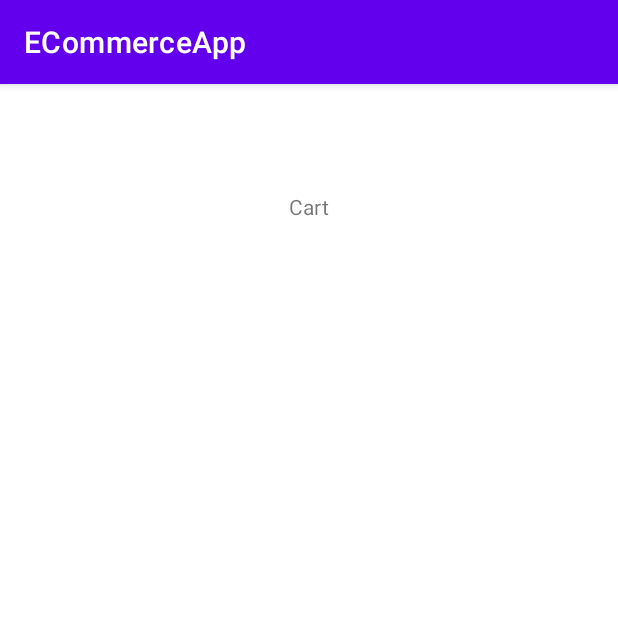
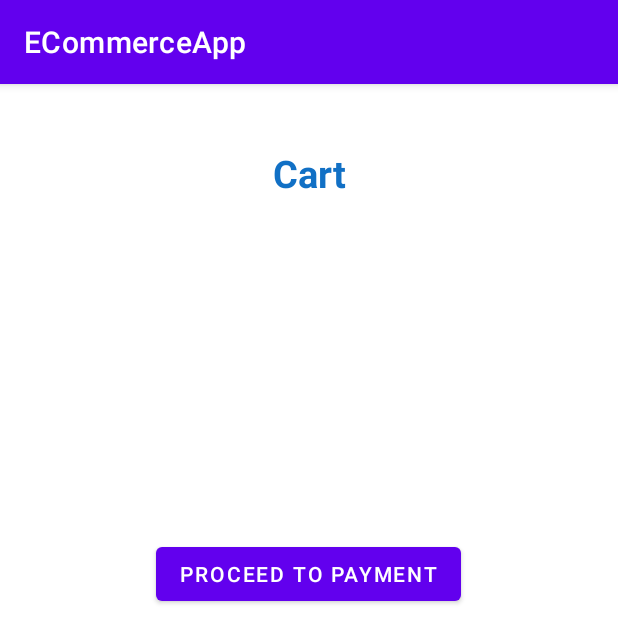
Before and after one commit to pradeepprabakaran1998/ECommerceApp, an Android app: the CartActivity screen opened directly, with no data from a screen before it, on a phone screen of 412 x 824 dp. Shown: the top 643 px of the screen. Run offline under Robolectric (Android 15) with nearby library versions, the phone set to English and light mode, and no system bars; our stand-ins replace Firebase (no records; nobody signed in at launch, a user with empty details on screens opened directly).

Commit message:
Cart items display and additional Changes

```diff
--- a/app/src/main/java/com/example/ecommerceapp/CartActivity.kt
+++ b/app/src/main/java/com/example/ecommerceapp/CartActivity.kt
@@ -2,10 +2,55 @@ package com.example.ecommerceapp
 
 import androidx.appcompat.app.AppCompatActivity
 import android.os.Bundle
+import android.util.Log
+import android.view.LayoutInflater
+import android.view.View
+import android.view.ViewGroup
+import android.widget.ArrayAdapter
+import android.widget.Button
+import android.widget.ListView
+import android.widget.TextView
+import android.widget.Toast
+import com.google.firebase.firestore.CollectionReference
+import com.google.firebase.firestore.FirebaseFirestore
+import dto.Product
 
 class CartActivity : AppCompatActivity() {
+    lateinit var listView: ListView
+    lateinit var adapter: ArrayAdapter<Product>
+    lateinit var products: CollectionReference
+
     override fun onCreate(savedInstanceState: Bundle?) {
         super.onCreate(savedInstanceState)
         setContentView(R.layout.activity_cart)
-    }
+        products = FirebaseFirestore.getInstance().collection("products")
+        val paymentBtn = findViewById<Button>(R.id.payBtn)
+        adapter = object : ArrayAdapter<Product>(applicationContext, R.layout.cart_view_item) {
+            override fun getView(position: Int, convertView: View?, parent: ViewGroup): View {
+                val view = convertView ?: LayoutInflater.from(parent.context)  //Creating the view object
+                    .inflate(R.layout.cart_view_item, parent, false)
+                val itemName = view.findViewById<TextView>(R.id.cartItem)
+                val product = getItem(position)
+                itemName.text = product?.name
+                return view
+            }
+        }
+       listView = findViewById(R.id.cartView)
+       listView.adapter = adapter
+
+        products.get().addOnSuccessListener { documents ->
+            for (document in documents) {
+                val priceString = document.getString("price")
+                val price = priceString?.toDouble() ?: 0.0
+                val product = Product(document.getString("name"), price)
+                adapter.add(product)
+            }
+        }.addOnFailureListener { exception ->
+            Toast.makeText(this,"Error Fetching Products", Toast.LENGTH_SHORT).show()
+        }
+        paymentBtn.setOnClickListener { ele ->
+            Toast.makeText(this,"This app is still a work in progress and this feature is not available yet", Toast.LENGTH_SHORT).show()
+        }
+        }
+
 }
--- a/app/src/main/java/com/example/ecommerceapp/Login.kt
+++ b/app/src/main/java/com/example/ecommerceapp/Login.kt
@@ -35,6 +35,7 @@ class Login : AppCompatActivity() {
                     if (task.isSuccessful) {
                         val intent = Intent(this, MainActivity::class.java)
                         startActivity(intent)
+                        finish()
                     } else {
                         Toast.makeText(this,"Authentication Failed", Toast.LENGTH_SHORT).show()
                     }
--- a/app/src/main/java/com/example/ecommerceapp/MainActivity.kt
+++ b/app/src/main/java/com/example/ecommerceapp/MainActivity.kt
@@ -48,7 +48,7 @@ class MainActivity : AppCompatActivity() {
                         val product = products[position]
                         itemName.text = product.name
                         itemPrice.text = product.price.toString()
-                        GlideApp.with(applicationContext).load(product.imgPath).override(500, 500).into(imgView)
+                        GlideApp.with(applicationContext).load(product.imgPath).override(500, 500).optionalFitCenter().into(imgView)
                         return view
                     }
                 }
@@ -78,6 +78,10 @@ class MainActivity : AppCompatActivity() {
 
     }
 
+    override fun onBackPressed() {
+        finish()
+    }
+
     override fun onCreateOptionsMenu(menu: Menu?): Boolean {
         menuInflater.inflate(R.menu.nav_menu,menu)
         return true
--- a/app/src/main/java/com/example/ecommerceapp/Register.kt
+++ b/app/src/main/java/com/example/ecommerceapp/Register.kt
@@ -16,7 +16,6 @@ class Register : AppCompatActivity() {
     lateinit var inputPwd:String
     lateinit var inputConfirmPwd:String
     lateinit var regBtn:Button
-
     lateinit var mAuth:FirebaseAuth
     lateinit var mUser:FirebaseUser
 
--- a/app/src/main/java/com/example/ecommerceapp/SplashActivity.kt
+++ b/app/src/main/java/com/example/ecommerceapp/SplashActivity.kt
@@ -13,7 +13,7 @@ class SplashActivity : AppCompatActivity() {
         val handler = Handler(Looper.getMainLooper())
 
         handler.postDelayed({
-            val intent = Intent(this, Login::class.java)
+            val intent = Intent(this, MainActivity::class.java)
             startActivity(intent)
             finish()
         }, 2000)
--- a/app/src/main/res/layout/activity_cart.xml
+++ b/app/src/main/res/layout/activity_cart.xml
@@ -11,9 +11,38 @@
         android:layout_width="wrap_content"
         android:layout_height="wrap_content"
         android:text="Cart"
+        android:textColor="#1170c5"
+        android:textSize="25dp"
+        android:textStyle="bold"
         app:layout_constraintBottom_toBottomOf="parent"
         app:layout_constraintEnd_toEndOf="parent"
         app:layout_constraintStart_toStartOf="parent"
         app:layout_constraintTop_toTopOf="parent"
-        app:layout_constraintVertical_bias="0.096" />
+        app:layout_constraintVertical_bias="0.057" />
+
+    <ListView
+        android:id="@+id/cartView"
+        android:layout_width="339dp"
+        android:layout_height="0dp"
+        android:layout_marginTop="36dp"
+        app:layout_constraintBottom_toBottomOf="parent"
+        app:layout_constraintEnd_toEndOf="parent"
+        app:layout_constraintStart_toStartOf="parent"
+        app:layout_constraintHeight_default="wrap"
+        app:layout_constraintTop_toBottomOf="@+id/textView4"
+        app:layout_constraintVertical_bias="0.006" />
+
+    <Button
+        android:id="@+id/payBtn"
+        android:layout_width="wrap_content"
+        android:layout_height="wrap_content"
+        android:layout_marginTop="20dp"
+        android:text="Proceed To Payment"
+        app:layout_constraintBottom_toBottomOf="parent"
+        app:layout_constraintEnd_toEndOf="parent"
+        app:layout_constraintHorizontal_bias="0.497"
+        app:layout_constraintStart_toStartOf="parent"
+        app:layout_constraintTop_toBottomOf="@+id/cartView"
+        app:layout_constraintVertical_bias="0.285" />
+
 </androidx.constraintlayout.widget.ConstraintLayout>
```
Also changed, not shown: app/src/main/res/layout/cart_view_item.xml (added, +12 -0 lines).
